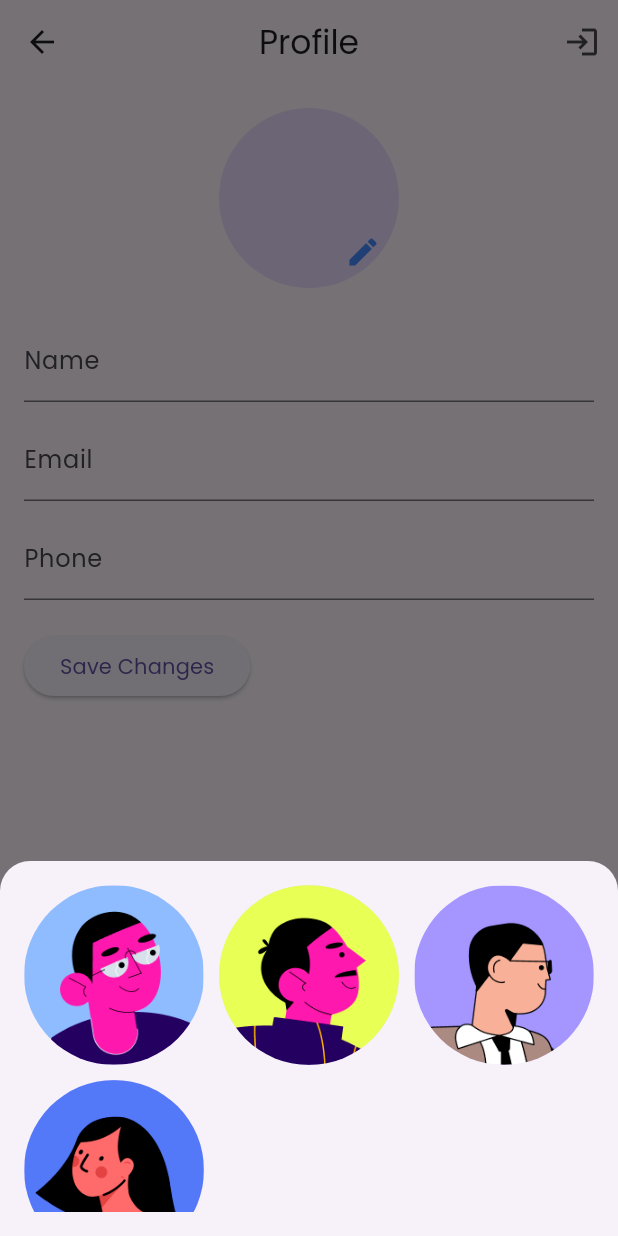
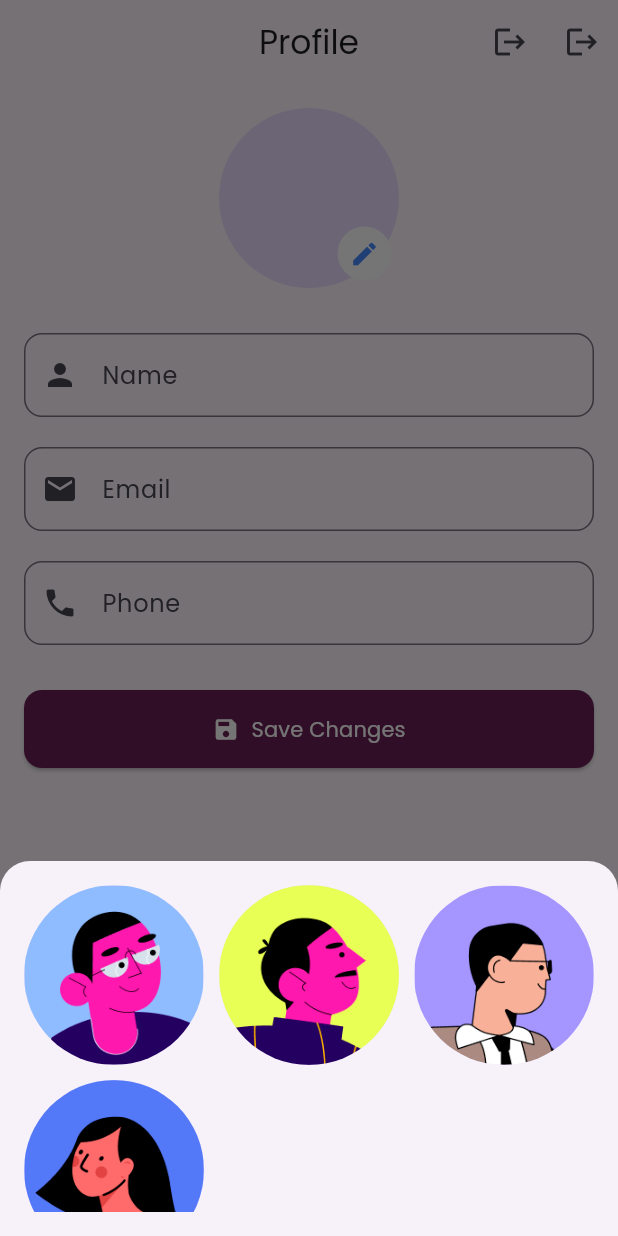
Before and after one commit to seif32/flutter-gift-management, a Flutter app: the ProfileScreen screen opened directly with empty values, after a tap on the "edit" icon, on a phone screen of 412 x 824 dp. Run offline on Flutter 3.47's test engine with Material 3 defaults, Android fonts, the phone set to English and light mode, and no system bars; our stand-ins replace cloud_firestore, firebase_auth, firebase_core, flutter_svg, sqflite; accounts and stored records are empty.

Commit message:
Fix bug in profile screen

```diff
--- a/lib/screens/profile_screen.dart
+++ b/lib/screens/profile_screen.dart
@@ -4,6 +4,7 @@ import 'package:cloud_firestore/cloud_firestore.dart';
 import 'package:hedieaty/authentication/auth.dart';
 import 'package:hedieaty/models/app_user.dart';
 import 'package:hedieaty/screens/home_screen.dart';
+import 'package:hedieaty/style/app_colors.dart';
 
 class ProfileScreen extends StatefulWidget {
   final AppUser user;
@@ -37,7 +38,6 @@ class _ProfileScreenState extends State<ProfileScreen> {
   }
 
   void updateProfile() async {
-    // Save updated profile to Firestore
     final updatedUser = AppUser(
       id: widget.user.id,
       name: nameController.text,
@@ -52,7 +52,7 @@ class _ProfileScreenState extends State<ProfileScreen> {
           .doc(widget.user.id)
           .update(updatedUser.toFirestore());
       ScaffoldMessenger.of(context).showSnackBar(
-        SnackBar(content: Text('Profile updated successfully!')),
+        const SnackBar(content: Text('Profile updated successfully!')),
       );
     } catch (error) {
       ScaffoldMessenger.of(context).showSnackBar(
@@ -65,9 +65,20 @@ class _ProfileScreenState extends State<ProfileScreen> {
   Widget build(BuildContext context) {
     return Scaffold(
       appBar: AppBar(
-        title: Text("Profile"),
+        title: const Text("Profile"),
         centerTitle: true,
         actions: [
+          IconButton(
+            onPressed: () async {
+              await FirebaseAuth.instance.signOut();
+              Navigator.pushReplacement(
+                context,
+                MaterialPageRoute(
+                    builder: (context) => HomeScreen(user: widget.user)),
+              );
+            },
+            icon: const Icon(Icons.logout),
+          ),
           IconButton(
             onPressed: () async {
               await FirebaseAuth.instance.signOut();
@@ -76,33 +87,20 @@ class _ProfileScreenState extends State<ProfileScreen> {
                 MaterialPageRoute(builder: (context) => const AuthScreen()),
               );
             },
-            icon: const Icon(
-              Icons.login_outlined,
-            ),
+            icon: const Icon(Icons.logout),
           ),
         ],
-        leading: IconButton(
-          icon: Icon(Icons.arrow_back),
-          onPressed: () {
-            Navigator.pushReplacement(
-              context,
-              MaterialPageRoute(
-                  builder: (context) => HomeScreen(
-                        user: widget.user,
-                      )),
-            ); // Navigate back to the previous screen
-          },
-        ),
       ),
       body: Padding(
         padding: const EdgeInsets.all(16.0),
         child: SingleChildScrollView(
           child: Column(
-            crossAxisAlignment: CrossAxisAlignment.start,
+            crossAxisAlignment: CrossAxisAlignment.stretch,
             children: [
               Center(
+                child: GestureDetector(
+                  onTap: _showAvatarSelection,
                   child: Stack(
-                  alignment: Alignment.center,
                     children: [
                       CircleAvatar(
                         radius: 60,
@@ -110,39 +108,55 @@ class _ProfileScreenState extends State<ProfileScreen> {
                             ? AssetImage(selectedAvatar!)
                             : null,
                         child: selectedAvatar == null
-                          ? Icon(Icons.person, size: 60, color: Colors.grey)
+                            ? const Icon(Icons.person,
+                                size: 60, color: Colors.grey)
                             : null,
                       ),
                       Positioned(
-                      bottom: 0,
-                      right: 0,
-                      child: IconButton(
-                        onPressed: () => _showAvatarSelection(),
-                        icon: Icon(Icons.edit, color: Colors.blueAccent),
+                        bottom: 5,
+                        right: 5,
+                        child: CircleAvatar(
+                          radius: 18,
+                          backgroundColor: Colors.white,
+                          child: const Icon(Icons.edit,
+                              size: 20, color: Colors.blueAccent),
                         ),
                       ),
                     ],
                   ),
                 ),
-              SizedBox(height: 20),
-              TextFormField(
+              ),
+              const SizedBox(height: 30),
+              _buildTextField(
                 controller: nameController,
-                decoration: InputDecoration(labelText: "Name"),
+                label: "Name",
+                icon: Icons.person,
               ),
-              SizedBox(height: 10),
-              TextFormField(
+              const SizedBox(height: 20),
+              _buildTextField(
                 controller: emailController,
-                decoration: InputDecoration(labelText: "Email"),
+                label: "Email",
+                icon: Icons.email,
               ),
-              SizedBox(height: 10),
-              TextFormField(
+              const SizedBox(height: 20),
+              _buildTextField(
                 controller: phoneController,
-                decoration: InputDecoration(labelText: "Phone"),
+                label: "Phone",
+                icon: Icons.phone,
               ),
-              SizedBox(height: 20),
-              ElevatedButton(
+              const SizedBox(height: 30),
+              ElevatedButton.icon(
                 onPressed: updateProfile,
-                child: Text("Save Changes"),
+                icon: const Icon(Icons.save),
+                label: const Text("Save Changes"),
+                style: ElevatedButton.styleFrom(
+                  backgroundColor: AppColors.primary,
+                  foregroundColor: Colors.white,
+                  padding: const EdgeInsets.symmetric(vertical: 16),
+                  shape: RoundedRectangleBorder(
+                    borderRadius: BorderRadius.circular(12),
+                  ),
+                ),
               ),
             ],
           ),
@@ -151,18 +165,33 @@ class _ProfileScreenState extends State<ProfileScreen> {
     );
   }
 
+  Widget _buildTextField({
+    required TextEditingController controller,
+    required String label,
+    required IconData icon,
+  }) {
+    return TextField(
+      controller: controller,
+      decoration: InputDecoration(
+        labelText: label,
+        prefixIcon: Icon(icon),
+        border: OutlineInputBorder(borderRadius: BorderRadius.circular(12)),
+      ),
+    );
+  }
+
   void _showAvatarSelection() {
     showModalBottomSheet(
       context: context,
-      shape: RoundedRectangleBorder(
+      shape: const RoundedRectangleBorder(
         borderRadius: BorderRadius.vertical(top: Radius.circular(20)),
       ),
       builder: (context) {
         return Container(
-          padding: EdgeInsets.all(16),
+          padding: const EdgeInsets.all(16),
           height: 250,
           child: GridView.builder(
-            gridDelegate: SliverGridDelegateWithFixedCrossAxisCount(
+            gridDelegate: const SliverGridDelegateWithFixedCrossAxisCount(
               crossAxisCount: 3,
               crossAxisSpacing: 10,
               mainAxisSpacing: 10,
```
Lines whose indentation alone changed are shown as unchanged.
